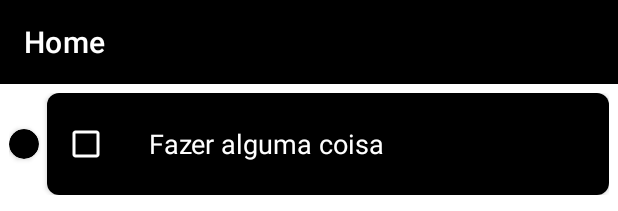
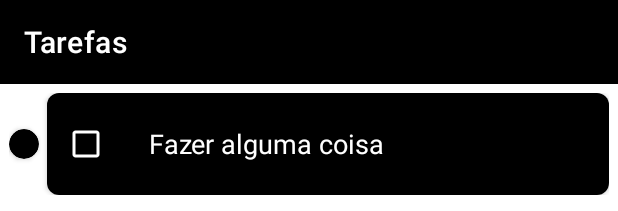
Before and after one commit to BrunoRibeirods/Tasks-app, an Android app: the layout fragment_home.xml on its own in the app's theme, with its tools: preview values and no code run, on a phone screen of 412 x 824 dp. Shown: the top 211 px of the screen. Run offline under Robolectric (Android 15) with nearby library versions, the phone set to English and light mode, and no system bars.

Commit message:
Item show type layout

```diff
--- a/app/src/main/res/layout/fragment_home.xml
+++ b/app/src/main/res/layout/fragment_home.xml
@@ -14,7 +14,7 @@
 
         <androidx.appcompat.widget.Toolbar
             android:layout_width="match_parent"
-            app:title="Home"
+            app:title="Tarefas"
             app:titleTextColor="@color/white"
             android:background="@color/black"
             android:layout_height="wrap_content"/>
```
